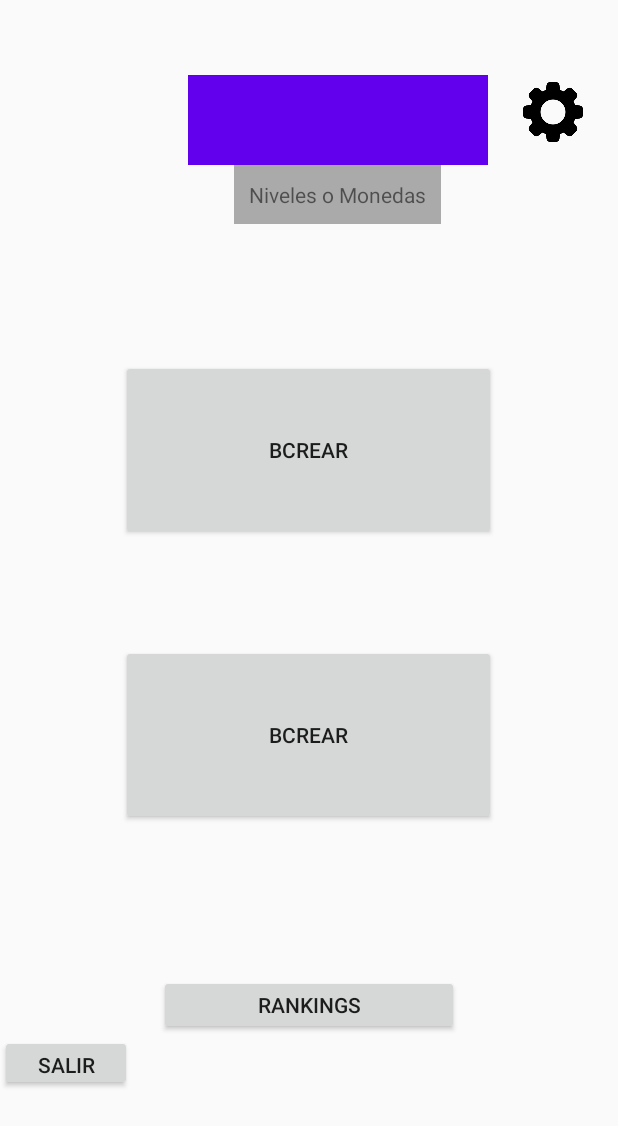
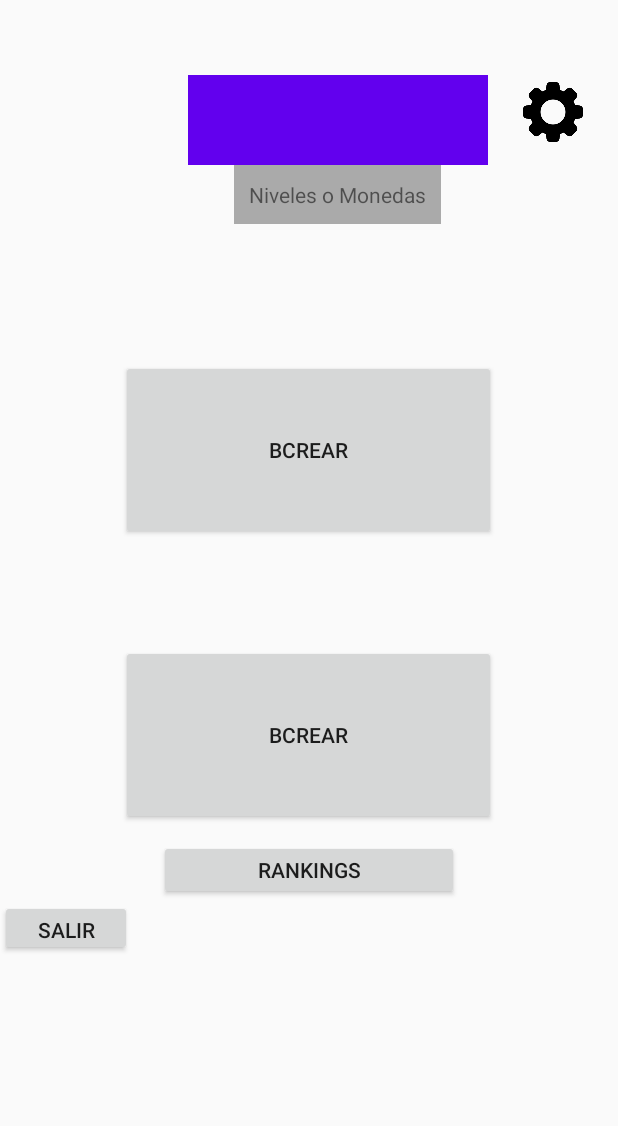
Before and after one commit to AlbertDG99/HideOut, an Android app: the screen it shows after launch once a user with an empty profile is signed in (MenuPrincipal), on a phone screen of 412 x 824 dp. Shown: the top 1126 px of the screen. Run offline under Robolectric (Android 15) with nearby library versions, the phone set to English and light mode, and no system bars; our stand-ins replace Firebase (no records; nobody signed in at launch, a user with empty details on screens opened directly); libraries missing offline, so code that uses them is left out: com.firebase.ui; 1 statement that could not run was skipped.

Commit message:
muestra botones [LINEAR LAYOUT]

```diff
--- a/app/src/main/res/layout/activity_menu_principal.xml
+++ b/app/src/main/res/layout/activity_menu_principal.xml
@@ -90,7 +90,7 @@
             android:layout_width="200dp"
             android:layout_height="40dp"
             android:layout_gravity="center"
-            android:layout_marginTop="100dp"
+            android:layout_marginTop="10dp"
             android:text="RANKINGS" />
 
 
```
